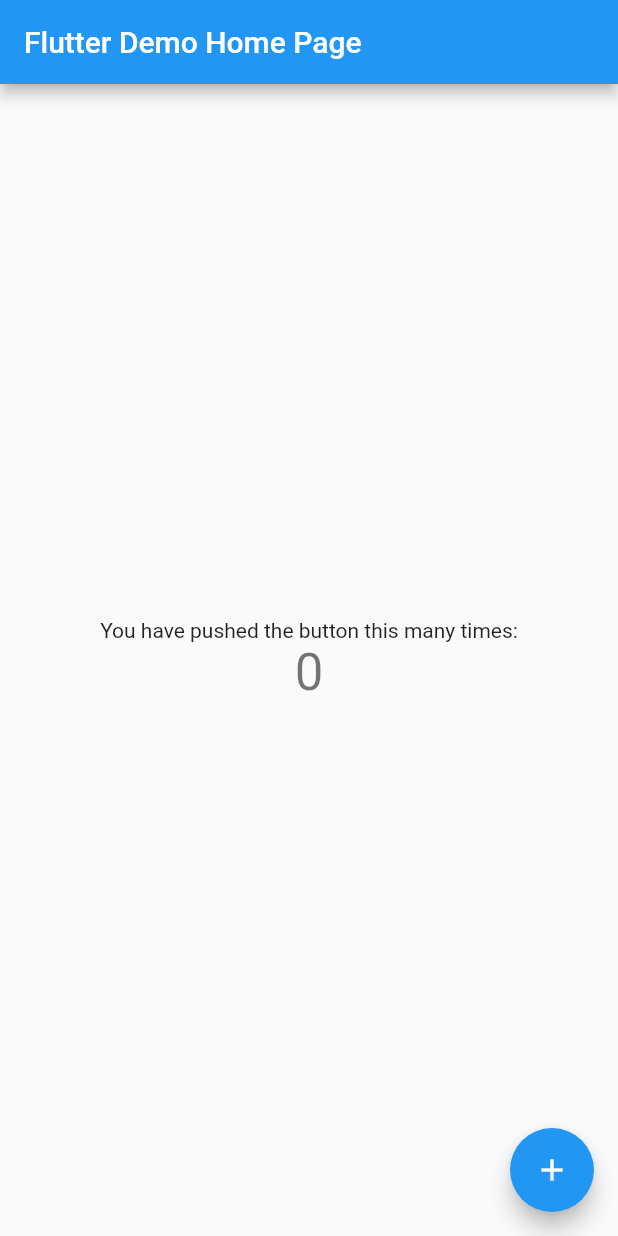
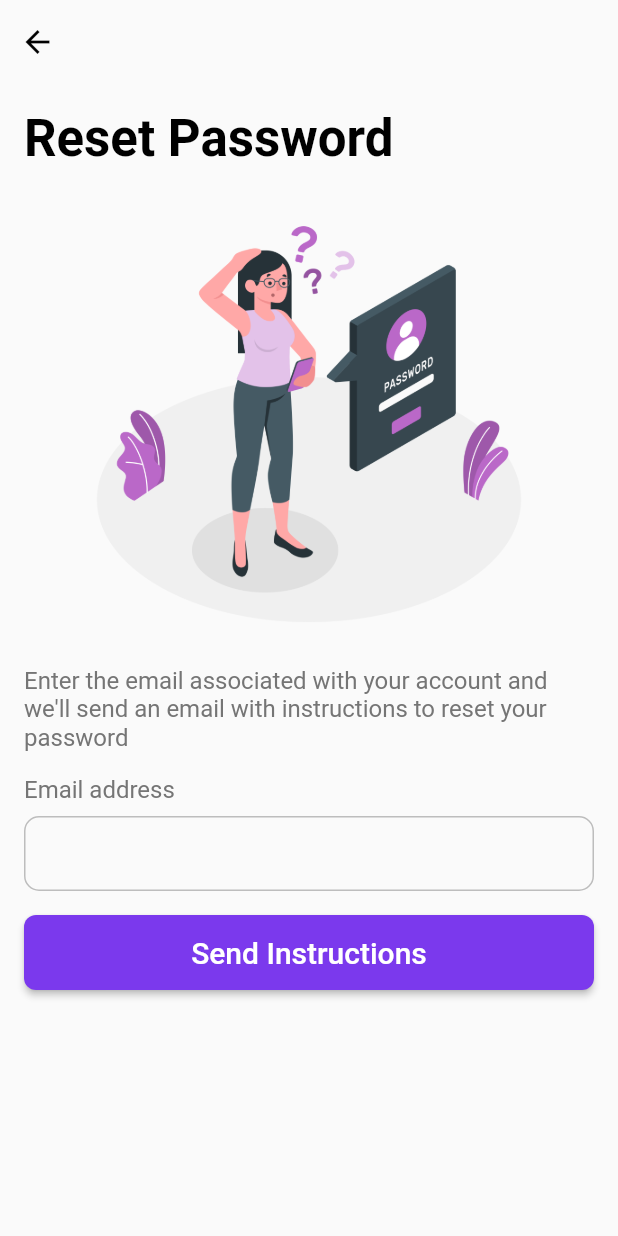
Before and after one commit to Dalalghesh/Taskify, a Flutter app: the screen it shows after launch, on a phone screen of 412 x 824 dp. Run offline on Flutter 3.47's test engine with Material 2 defaults, Android fonts, the phone set to English and light mode, and no system bars.

Commit message:
UI for forgot password functionality
UI for forgot password functionality

```diff
--- a/taskify/lib/main.dart
+++ b/taskify/lib/main.dart
@@ -1,115 +1,61 @@
 import 'package:flutter/material.dart';
+import 'package:taskify/send_instructions/send_instructions_view.dart';
+// #7b39ed - primary color
 
 void main() {
-  runApp(const MyApp());
+  runApp(MyApp());
 }
 
 class MyApp extends StatelessWidget {
-  const MyApp({Key? key}) : super(key: key);
+  final MaterialColor primarySwatch = MaterialColor(0xff7b39ed, <int, Color>{
+    50: Color(0xff7b39ed),
+    100: Color(0xff7b39ed),
+    200: Color(0xff7b39ed),
+    300: Color(0xff7b39ed),
+    400: Color(0xff7b39ed),
+    500: Color(0xff7b39ed),
+    600: Color(0xff7b39ed),
+    700: Color(0xff7b39ed),
+    800: Color(0xff7b39ed),
+    900: Color(0xff7b39ed),
+  });
 
-  // This widget is the root of your application.
   @override
   Widget build(BuildContext context) {
     return MaterialApp(
+      debugShowCheckedModeBanner: false,
       title: 'Flutter Demo',
       theme: ThemeData(
-        // This is the theme of your application.
-        //
-        // Try running your application with "flutter run". You'll see the
-        // application has a blue toolbar. Then, without quitting the app, try
-        // changing the primarySwatch below to Colors.green and then invoke
-        // "hot reload" (press "r" in the console where you ran "flutter run",
-        // or simply save your changes to "hot reload" in a Flutter IDE).
-        // Notice that the counter didn't reset back to zero; the application
-        // is not restarted.
-        primarySwatch: Colors.blue,
+        iconTheme: IconThemeData(color: Color(0xff7b39ed)),
+        inputDecorationTheme: InputDecorationTheme(
+            enabledBorder: OutlineInputBorder(
+              borderRadius: BorderRadius.circular(10),
+              borderSide: BorderSide(color: Colors.grey.shade400),
+            ),
+            border: OutlineInputBorder(
+              borderRadius: BorderRadius.circular(10),
+            )),
+        elevatedButtonTheme: ElevatedButtonThemeData(
+          style: ElevatedButton.styleFrom(
+              minimumSize: Size(double.infinity, 50),
+              shape: RoundedRectangleBorder(
+                borderRadius: BorderRadius.circular(8),
+              )),
+        ),
+        textTheme: TextTheme(
+            headline4:
+                TextStyle(color: Colors.black, fontWeight: FontWeight.bold),
+            subtitle1: TextStyle(
+              color: Colors.grey.shade600,
+            )),
+        appBarTheme: AppBarTheme(
+            backgroundColor: Colors.transparent,
+            elevation: 0,
+            iconTheme: IconThemeData(color: Colors.black)),
+        primaryColor: Color(0xff7b39ed),
+        primarySwatch: primarySwatch,
       ),
-      home: const MyHomePage(title: 'Flutter Demo Home Page'),
+      home: SendInstructionsView(),
     );
   }
 }
-
-class MyHomePage extends StatefulWidget {
-  const MyHomePage({Key? key, required this.title}) : super(key: key);
-
-  // This widget is the home page of your application. It is stateful, meaning
-  // that it has a State object (defined below) that contains fields that affect
-  // how it looks.
-
-  // This class is the configuration for the state. It holds the values (in this
-  // case the title) provided by the parent (in this case the App widget) and
-  // used by the build method of the State. Fields in a Widget subclass are
-  // always marked "final".
-
-  final String title;
-
-  @override
-  State<MyHomePage> createState() => _MyHomePageState();
-}
-
-class _MyHomePageState extends State<MyHomePage> {
-  int _counter = 0;
-
-  void _incrementCounter() {
-    setState(() {
-      // This call to setState tells the Flutter framework that something has
-      // changed in this State, which causes it to rerun the build method below
-      // so that the display can reflect the updated values. If we changed
-      // _counter without calling setState(), then the build method would not be
-      // called again, and so nothing would appear to happen.
-      _counter++;
-    });
-  }
-
-  @override
-  Widget build(BuildContext context) {
-    // This method is rerun every time setState is called, for instance as done
-    // by the _incrementCounter method above.
-    //
-    // The Flutter framework has been optimized to make rerunning build methods
-    // fast, so that you can just rebuild anything that needs updating rather
-    // than having to individually change instances of widgets.
-    return Scaffold(
-      appBar: AppBar(
-        // Here we take the value from the MyHomePage object that was created by
-        // the App.build method, and use it to set our appbar title.
-        title: Text(widget.title),
-      ),
-      body: Center(
-        // Center is a layout widget. It takes a single child and positions it
-        // in the middle of the parent.
-        child: Column(
-          // Column is also a layout widget. It takes a list of children and
-          // arranges them vertically. By default, it sizes itself to fit its
-          // children horizontally, and tries to be as tall as its parent.
-          //
-          // Invoke "debug painting" (press "p" in the console, choose the
-          // "Toggle Debug Paint" action from the Flutter Inspector in Android
-          // Studio, or the "Toggle Debug Paint" command in Visual Studio Code)
-          // to see the wireframe for each widget.
-          //
-          // Column has various properties to control how it sizes itself and
-          // how it positions its children. Here we use mainAxisAlignment to
-          // center the children vertically; the main axis here is the vertical
-          // axis because Columns are vertical (the cross axis would be
-          // horizontal).
-          mainAxisAlignment: MainAxisAlignment.center,
-          children: <Widget>[
-            const Text(
-              'You have pushed the button this many times:',
-            ),
-            Text(
-              '$_counter',
-              style: Theme.of(context).textTheme.headline4,
-            ),
-          ],
-        ),
-      ),
-      floatingActionButton: FloatingActionButton(
-        onPressed: _incrementCounter,
-        tooltip: 'Increment',
-        child: const Icon(Icons.add),
-      ), // This trailing comma makes auto-formatting nicer for build methods.
-    );
-  }
-}
--- /dev/null
+++ b/taskify/lib/send_instructions/send_instructions_view.dart
@@ -0,0 +1,86 @@
+import 'package:flutter/material.dart';
+import 'package:taskify/check_email/check_email_view.dart';
+import 'package:taskify/util.dart';
+
+class SendInstructionsView extends StatelessWidget {
+  const SendInstructionsView({Key? key}) : super(key: key);
+
+  @override
+  Widget build(BuildContext context) {
+    return Scaffold(
+      appBar: AppBar(
+        leadingWidth: 50,
+        leading: IconButton(
+          icon: Icon(Icons.arrow_back),
+          onPressed: () {},
+        ),
+        actions: [
+          Padding(
+            padding: const EdgeInsets.only(right: 16.0),
+          )
+        ],
+      ),
+      body: Padding(
+        padding: const EdgeInsets.all(16.0),
+        child: ListView(
+          children: [
+            Text(
+              'Reset Password',
+              style: Theme.of(context).textTheme.headline4,
+            ),
+            SizedBox(
+              height: 16,
+            ),
+            Image.asset(
+              'assets/ForgotPassword.png',
+              height: 300,
+              width: 300,
+            ),
+            SizedBox(
+              height: 16,
+            ),
+            Text(
+              'Enter the email associated with your account and we\'ll send an email with instructions to reset your password',
+              style: Theme.of(context).textTheme.subtitle1,
+            ),
+            SizedBox(
+              height: 16,
+            ),
+            Text(
+              'Email address',
+              style: Theme.of(context).textTheme.subtitle1,
+            ),
+            SizedBox(
+              height: 8,
+            ),
+            Container(
+              height: 50,
+              child: TextFormField(
+                style:
+                    TextStyle(color: Colors.black, fontWeight: FontWeight.bold),
+              ),
+            ),
+            SizedBox(
+              height: 16,
+            ),
+            Row(
+              children: [
+                Expanded(
+                    child: ElevatedButton(
+                  onPressed: () {
+                    //navigate to check email view
+                    Util.routeToWidget(context, CheckEmailView());
+                  },
+                  child: Text(
+                    'Send Instructions',
+                    style: TextStyle(fontSize: 20),
+                  ),
+                )),
+              ],
+            )
+          ],
+        ),
+      ),
+    );
+  }
+}
--- /dev/null
+++ b/taskify/lib/util.dart
@@ -0,0 +1,7 @@
+import 'package:flutter/material.dart';
+
+class Util {
+  static void routeToWidget(context, Widget widget) {
+    Navigator.push(context, MaterialPageRoute(builder: (context) => widget));
+  }
+}
```
Also changed, not shown: taskify/lib/check_email/check_email_view.dart (added, +98 -0 lines), taskify/lib/create_new_password/create_new_password_view.dart (added, +107 -0 lines), taskify/pubspec.yaml (+4 -3 lines), taskify/assets/ForgotPassword.png (added), taskify/pubspec.lock, 33 other files.
